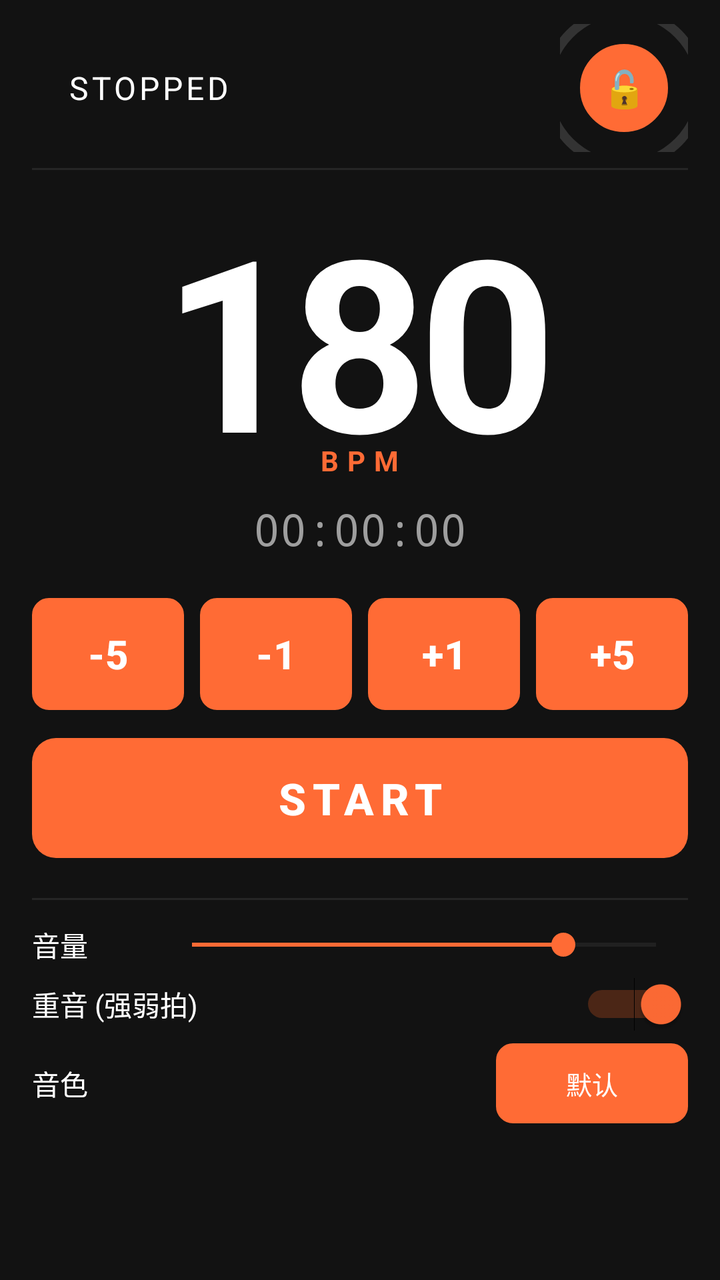
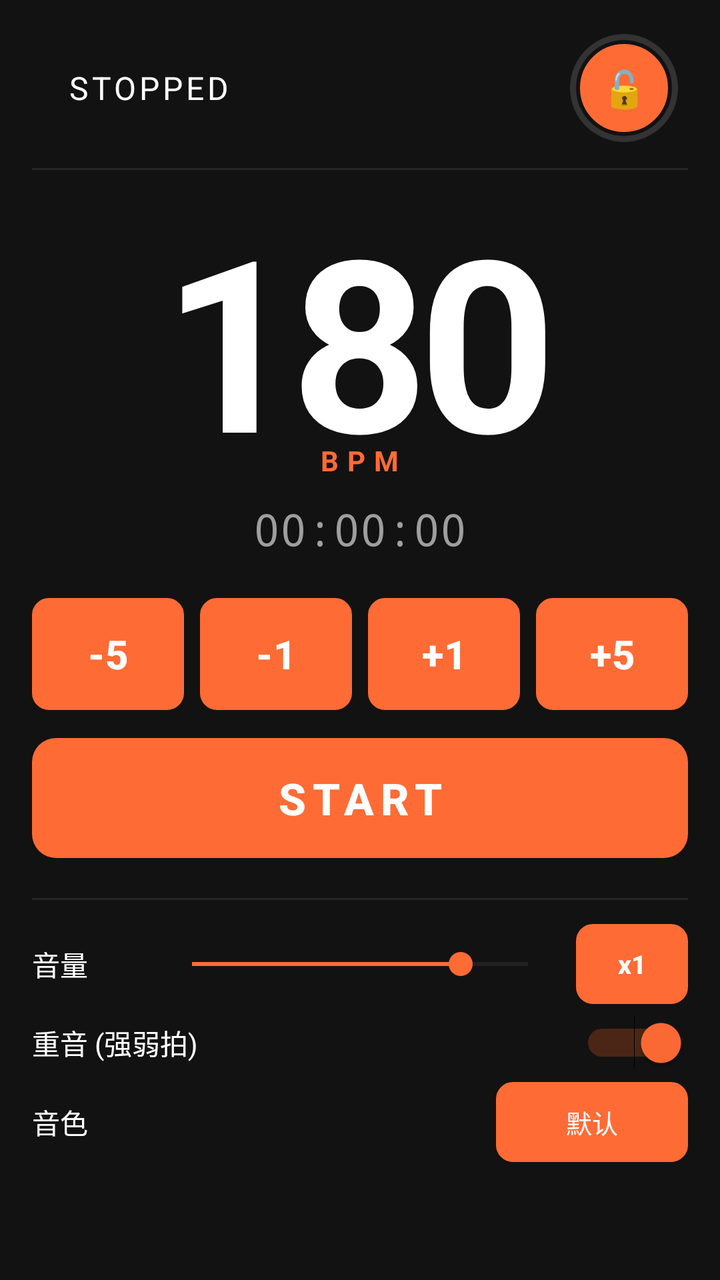

Screens rendered from an Android XML layout before and after an edit, with the pre-edit source and the edit as a unified diff.
<!-- AndroidManifest.xml: application theme Theme.RunBeatPro -->
<!-- res/layout/activity_main.xml -->
<?xml version="1.0" encoding="utf-8"?>
<ScrollView xmlns:android="http://schemas.android.com/apk/res/android"
    android:layout_width="match_parent"
    android:layout_height="match_parent"
    android:background="@color/background"
    android:fillViewport="true">

<LinearLayout
    android:layout_width="match_parent"
    android:layout_height="wrap_content"
    android:orientation="vertical"
    android:paddingHorizontal="16dp"
    android:paddingTop="12dp"
    android:paddingBottom="16dp">

    
    <LinearLayout
        android:id="@+id/layoutStatusBar"
        android:layout_width="match_parent"
        android:layout_height="wrap_content"
        android:orientation="horizontal"
        android:gravity="center_vertical"
        android:layout_marginBottom="8dp">

        <View
            android:id="@+id/viewStatusDot"
            android:layout_width="10dp"
            android:layout_height="10dp"
            android:layout_marginEnd="8dp"
            android:background="@drawable/status_dot" />

        <TextView
            android:id="@+id/tvStatus"
            android:layout_width="0dp"
            android:layout_height="wrap_content"
            android:layout_weight="1"
            android:text="STOPPED"
            android:textColor="@color/textPrimary"
            android:textSize="16sp"
            android:letterSpacing="0.1" />

        <FrameLayout
            android:layout_width="64dp"
            android:layout_height="64dp">

            <ProgressBar
                android:id="@+id/unlockProgress"
                style="?android:attr/progressBarStyleHorizontal"
                android:layout_width="match_parent"
                android:layout_height="match_parent"
                android:progressDrawable="@drawable/circular_progress"
                android:max="2000"
                android:progress="0"
                android:clickable="false"
                android:focusable="false" />

            <Button
                android:id="@+id/btnLock"
                android:layout_width="44dp"
                android:layout_height="44dp"
                android:layout_gravity="center"
                android:text="🔓"
                android:textSize="18sp"
                android:gravity="center"
                android:padding="0dp"
                android:minWidth="0dp"
                android:minHeight="0dp"
                android:background="@drawable/btn_lock" />
        </FrameLayout>
    </LinearLayout>

    <View
        android:layout_width="match_parent"
        android:layout_height="1dp"
        android:background="#262626"
        android:layout_marginBottom="12dp" />

    
    <FrameLayout
        android:layout_width="match_parent"
        android:layout_height="wrap_content"
        android:layout_marginTop="8dp"
        android:layout_marginBottom="4dp">

        <TextView
            android:id="@+id/tvBpm"
            android:layout_width="wrap_content"
            android:layout_height="wrap_content"
            android:layout_gravity="center"
            android:text="180"
            android:textColor="@color/textPrimary"
            android:textSize="120sp"
            android:textStyle="bold"
            android:includeFontPadding="false"
            android:letterSpacing="-0.04" />

        <TextView
            android:id="@+id/tvBpmLabel"
            android:layout_width="wrap_content"
            android:layout_height="wrap_content"
            android:layout_gravity="center_horizontal|bottom"
            android:layout_marginBottom="6dp"
            android:text="BPM"
            android:textColor="@color/colorPrimary"
            android:textSize="14sp"
            android:letterSpacing="0.3"
            android:textStyle="bold" />
    </FrameLayout>

    
    <TextView
        android:id="@+id/tvTimer"
        android:layout_width="match_parent"
        android:layout_height="wrap_content"
        android:text="00:00:00"
        android:textColor="#9E9E9E"
        android:textSize="22sp"
        android:typeface="monospace"
        android:gravity="center"
        android:layout_marginBottom="20dp" />

    
    <LinearLayout
        android:id="@+id/layoutBpmControls"
        android:layout_width="match_parent"
        android:layout_height="wrap_content"
        android:orientation="horizontal"
        android:gravity="center"
        android:layout_marginBottom="14dp">

        <Button
            android:id="@+id/btnBpmMinus5"
            android:layout_width="0dp"
            android:layout_height="56dp"
            android:layout_weight="1"
            android:layout_marginEnd="8dp"
            android:text="-5"
            android:textSize="20sp"
            android:textStyle="bold"
            android:background="@drawable/btn_bpm_control" />

        <Button
            android:id="@+id/btnBpmMinus1"
            android:layout_width="0dp"
            android:layout_height="56dp"
            android:layout_weight="1"
            android:layout_marginEnd="8dp"
            android:text="-1"
            android:textSize="20sp"
            android:textStyle="bold"
            android:background="@drawable/btn_bpm_control" />

        <Button
            android:id="@+id/btnBpmPlus1"
            android:layout_width="0dp"
            android:layout_height="56dp"
            android:layout_weight="1"
            android:layout_marginEnd="8dp"
            android:text="+1"
            android:textSize="20sp"
            android:textStyle="bold"
            android:background="@drawable/btn_bpm_control" />

        <Button
            android:id="@+id/btnBpmPlus5"
            android:layout_width="0dp"
            android:layout_height="56dp"
            android:layout_weight="1"
            android:text="+5"
            android:textSize="20sp"
            android:textStyle="bold"
            android:background="@drawable/btn_bpm_control" />
    </LinearLayout>

    
    <Button
        android:id="@+id/btnStartPause"
        android:layout_width="match_parent"
        android:layout_height="60dp"
        android:text="START"
        android:textSize="22sp"
        android:textStyle="bold"
        android:letterSpacing="0.15"
        android:background="@drawable/btn_start_pause"
        android:layout_marginBottom="20dp" />

    <View
        android:layout_width="match_parent"
        android:layout_height="1dp"
        android:background="#262626"
        android:layout_marginBottom="12dp" />

    
    <LinearLayout
        android:layout_width="match_parent"
        android:layout_height="wrap_content"
        android:orientation="horizontal"
        android:gravity="center_vertical"
        android:layout_marginBottom="6dp">

        <TextView
            android:id="@+id/tvTickVolumeLabel"
            android:layout_width="64dp"
            android:layout_height="wrap_content"
            android:text="音量"
            android:textColor="@color/textPrimary"
            android:textSize="14sp" />

        <SeekBar
            android:id="@+id/sbTickVolume"
            android:layout_width="0dp"
            android:layout_height="wrap_content"
            android:layout_weight="1"
            android:max="100"
            android:progress="80"
            android:thumbTint="@color/colorPrimary"
            android:progressTint="@color/colorPrimary"
            android:progressBackgroundTint="#444444" />
    </LinearLayout>

    
    <LinearLayout
        android:id="@+id/layoutParams"
        android:layout_width="match_parent"
        android:layout_height="wrap_content"
        android:orientation="horizontal"
        android:gravity="center_vertical"
        android:layout_marginBottom="6dp">

        <TextView
            android:id="@+id/tvAccentLabel"
            android:layout_width="0dp"
            android:layout_height="wrap_content"
            android:layout_weight="1"
            android:text="重音 (强弱拍)"
            android:textColor="@color/textPrimary"
            android:textSize="14sp" />

        <Switch
            android:id="@+id/switchAccent"
            android:layout_width="wrap_content"
            android:layout_height="wrap_content"
            android:checked="true"
            android:thumbTint="@color/colorPrimary"
            android:trackTint="@color/colorPrimaryVariant" />
    </LinearLayout>

    
    <LinearLayout
        android:layout_width="match_parent"
        android:layout_height="wrap_content"
        android:orientation="horizontal"
        android:gravity="center_vertical"
        android:layout_marginBottom="8dp">

        <TextView
            android:layout_width="0dp"
            android:layout_height="wrap_content"
            android:layout_weight="1"
            android:text="音色"
            android:textColor="@color/textPrimary"
            android:textSize="14sp" />

        <Button
            android:id="@+id/btnTimbre"
            android:layout_width="wrap_content"
            android:layout_height="40dp"
            android:minWidth="96dp"
            android:text="默认"
            android:textSize="13sp"
            android:background="@drawable/btn_bpm_control"
            android:paddingLeft="14dp"
            android:paddingRight="14dp"
            android:ellipsize="end"
            android:maxLines="1" />
    </LinearLayout>

    <TextView
        android:id="@+id/tvBuildInfo"
        android:layout_width="match_parent"
        android:layout_height="wrap_content"
        android:gravity="center"
        android:textColor="#555555"
        android:textSize="10sp"
        android:paddingTop="6dp" />

</LinearLayout>
</ScrollView>
<!-- resources referenced by this layout -->
<resources>
  <color name="background">#121212</color>
  <color name="colorPrimary">#FF6B35</color>
  <color name="colorPrimaryVariant">#CC5520</color>
  <color name="textPrimary">#FFFFFF</color>
  <!-- drawable btn_bpm_control (drawable) -->
  <?xml version="1.0" encoding="utf-8"?>
  <shape xmlns:android="http://schemas.android.com/apk/res/android">
      <solid android:color="#2A2A2A" />
      <corners android:radius="8dp" />
      <stroke android:width="1dp" android:color="#FF6B35" />
  </shape>
  <!-- drawable btn_lock (drawable) -->
  <?xml version="1.0" encoding="utf-8"?>
  <shape xmlns:android="http://schemas.android.com/apk/res/android"
      android:shape="oval">
      <solid android:color="#2A2A2A" />
      <stroke android:width="2dp" android:color="#FF6B35" />
  </shape>
  <!-- drawable btn_start_pause (drawable) -->
  <?xml version="1.0" encoding="utf-8"?>
  <shape xmlns:android="http://schemas.android.com/apk/res/android">
      <solid android:color="#FF6B35" />
      <corners android:radius="12dp" />
  </shape>
  <!-- drawable circular_progress (drawable) -->
  <?xml version="1.0" encoding="utf-8"?>
  <layer-list xmlns:android="http://schemas.android.com/apk/res/android">
      <item android:id="@android:id/background">
          <shape android:shape="ring"
              android:innerRadius="36dp"
              android:thickness="4.5dp"
              android:useLevel="false">
              <solid android:color="#333333" />
          </shape>
      </item>
      <item android:id="@android:id/progress">
          <rotate android:fromDegrees="-90" android:toDegrees="270">
              <shape android:shape="ring"
                  android:innerRadius="36dp"
                  android:thickness="4.5dp"
                  android:useLevel="true">
                  <solid android:color="@color/colorPrimary" />
              </shape>
          </rotate>
      </item>
  </layer-list>
  <!-- drawable status_dot (drawable) -->
  <?xml version="1.0" encoding="utf-8"?>
  <shape xmlns:android="http://schemas.android.com/apk/res/android" android:shape="oval">
      <solid android-color="#4CAF50" />
      <size android:width="12dp" android:height="12dp" />
  </shape>
  <style name="Theme.RunBeatPro" parent="Theme.Material3.Dark">
          <item name="colorPrimary">#FF6B35</item>
          <item name="colorPrimaryVariant">#CC5520</item>
          <item name="colorOnPrimary">#FFFFFF</item>
          <item name="android:windowBackground">@color/background</item>
          <item name="android:statusBarColor">#FF6B35</item>
      </style>
</resources>

<!-- the commit's change to res/layout/activity_main.xml (unified diff, before → after) -->
@@ -216,6 +216,19 @@
             android:thumbTint="@color/colorPrimary"
             android:progressTint="@color/colorPrimary"
             android:progressBackgroundTint="#444444" />
+
+        <Button
+            android:id="@+id/btnGain"
+            android:layout_width="wrap_content"
+            android:layout_height="40dp"
+            android:minWidth="56dp"
+            android:layout_marginStart="8dp"
+            android:text="x1"
+            android:textSize="13sp"
+            android:textStyle="bold"
+            android:background="@drawable/btn_bpm_control"
+            android:paddingLeft="10dp"
+            android:paddingRight="10dp" />
     </LinearLayout>
 
     
<!-- resource entries referenced after the edit -->
@@ -29,8 +29,8 @@
   <layer-list xmlns:android="http://schemas.android.com/apk/res/android">
       <item android:id="@android:id/background">
           <shape android:shape="ring"
-              android:innerRadius="36dp"
-              android:thickness="4.5dp"
+              android:innerRadius="24dp"
+              android:thickness="3dp"
               android:useLevel="false">
               <solid android:color="#333333" />
           </shape>
@@ -38,8 +38,8 @@
       <item android:id="@android:id/progress">
           <rotate android:fromDegrees="-90" android:toDegrees="270">
               <shape android:shape="ring"
-                  android:innerRadius="36dp"
-                  android:thickness="4.5dp"
+                  android:innerRadius="24dp"
+                  android:thickness="3dp"
                   android:useLevel="true">
                   <solid android:color="@color/colorPrimary" />
               </shape>
